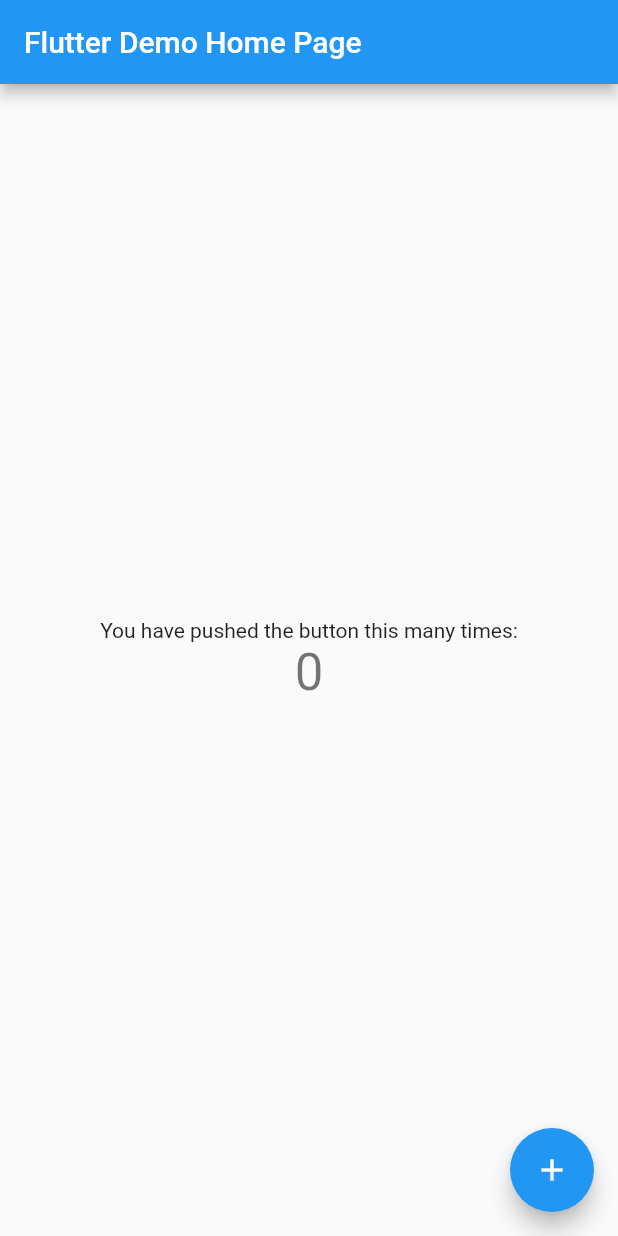
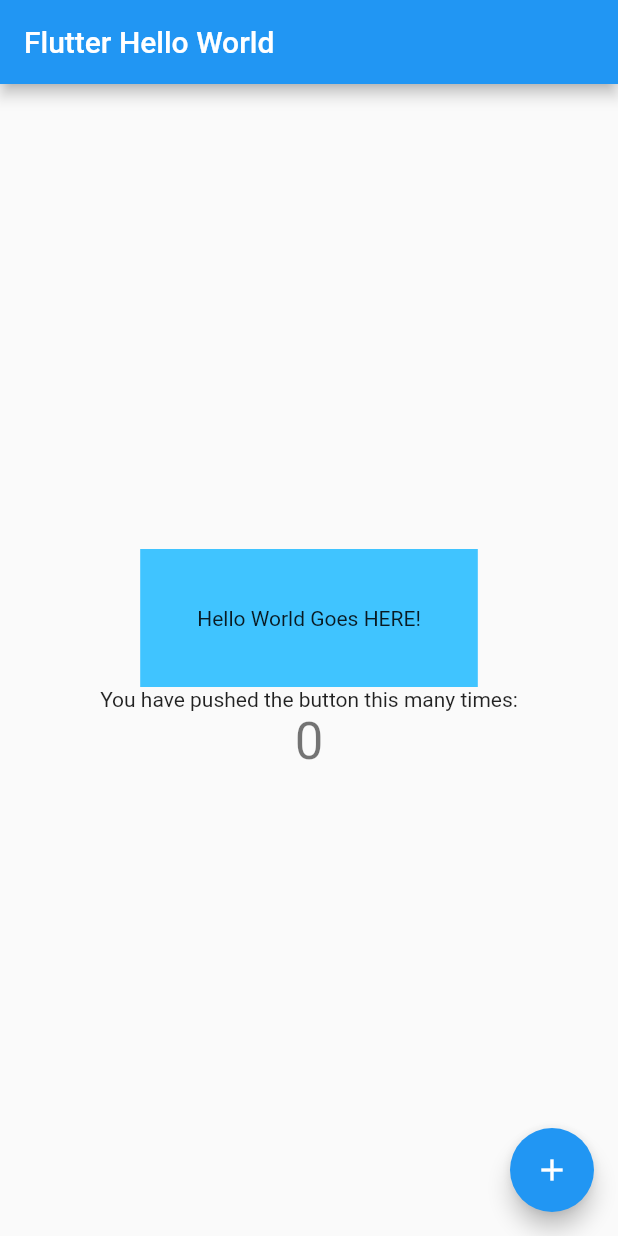
Before and after one commit to maxgdev/hello_flutter, a Flutter app: the screen it shows after launch, on a phone screen of 412 x 824 dp. Run offline on Flutter 3.47's test engine with Material 2 defaults, Android fonts, the phone set to English and light mode, and no system bars.

Commit message:
Added Box and hello world text to initial counter app

```diff
--- a/lib/main.dart
+++ b/lib/main.dart
@@ -11,37 +11,16 @@ class MyApp extends StatelessWidget {
     return MaterialApp(
       title: 'Flutter Demo',
       theme: ThemeData(
-        // This is the theme of your application.
-        //
-        // Try running your application with "flutter run". You'll see the
-        // application has a blue toolbar. Then, without quitting the app, try
-        // changing the primarySwatch below to Colors.green and then invoke
-        // "hot reload" (press "r" in the console where you ran "flutter run",
-        // or simply save your changes to "hot reload" in a Flutter IDE).
-        // Notice that the counter didn't reset back to zero; the application
-        // is not restarted.
         primarySwatch: Colors.blue,
-        // This makes the visual density adapt to the platform that you run
-        // the app on. For desktop platforms, the controls will be smaller and
-        // closer together (more dense) than on mobile platforms.
         visualDensity: VisualDensity.adaptivePlatformDensity,
       ),
-      home: MyHomePage(title: 'Flutter Demo Home Page'),
+      home: MyHomePage(title: 'Flutter Hello World'),
     );
   }
 }
 
 class MyHomePage extends StatefulWidget {
   MyHomePage({Key key, this.title}) : super(key: key);
-
-  // This widget is the home page of your application. It is stateful, meaning
-  // that it has a State object (defined below) that contains fields that affect
-  // how it looks.
-
-  // This class is the configuration for the state. It holds the values (in this
-  // case the title) provided by the parent (in this case the App widget) and
-  // used by the build method of the State. Fields in a Widget subclass are
-  // always marked "final".
 
   final String title;
 
@@ -54,49 +33,29 @@ class _MyHomePageState extends State<MyHomePage> {
 
   void _incrementCounter() {
     setState(() {
-      // This call to setState tells the Flutter framework that something has
-      // changed in this State, which causes it to rerun the build method below
-      // so that the display can reflect the updated values. If we changed
-      // _counter without calling setState(), then the build method would not be
-      // called again, and so nothing would appear to happen.
       _counter++;
     });
   }
 
   @override
   Widget build(BuildContext context) {
-    // This method is rerun every time setState is called, for instance as done
-    // by the _incrementCounter method above.
-    //
-    // The Flutter framework has been optimized to make rerunning build methods
-    // fast, so that you can just rebuild anything that needs updating rather
-    // than having to individually change instances of widgets.
     return Scaffold(
       appBar: AppBar(
-        // Here we take the value from the MyHomePage object that was created by
-        // the App.build method, and use it to set our appbar title.
         title: Text(widget.title),
       ),
       body: Center(
-        // Center is a layout widget. It takes a single child and positions it
-        // in the middle of the parent.
         child: Column(
-          // Column is also a layout widget. It takes a list of children and
-          // arranges them vertically. By default, it sizes itself to fit its
-          // children horizontally, and tries to be as tall as its parent.
-          //
-          // Invoke "debug painting" (press "p" in the console, choose the
-          // "Toggle Debug Paint" action from the Flutter Inspector in Android
-          // Studio, or the "Toggle Debug Paint" command in Visual Studio Code)
-          // to see the wireframe for each widget.
-          //
-          // Column has various properties to control how it sizes itself and
-          // how it positions its children. Here we use mainAxisAlignment to
-          // center the children vertically; the main axis here is the vertical
-          // axis because Columns are vertical (the cross axis would be
-          // horizontal).
           mainAxisAlignment: MainAxisAlignment.center,
           children: <Widget>[
+            Center(
+              child: DecoratedBox(
+                decoration: BoxDecoration(color: Colors.lightBlueAccent),
+                child: Padding(
+                  padding: const EdgeInsets.all(38.0),
+                  child: Text('Hello World Goes HERE!'),
+                ),
+              ),
+            ),
             Text(
               'You have pushed the button this many times:',
             ),
```
Also changed, not shown: 1 other file.
